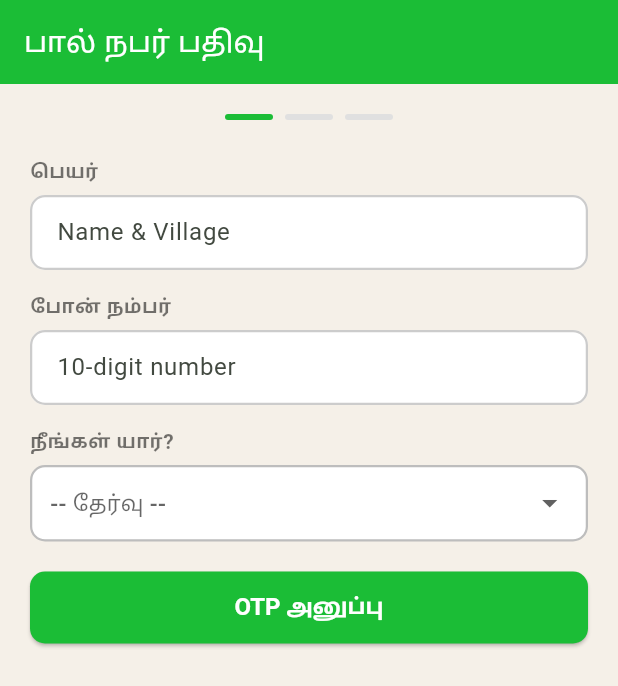
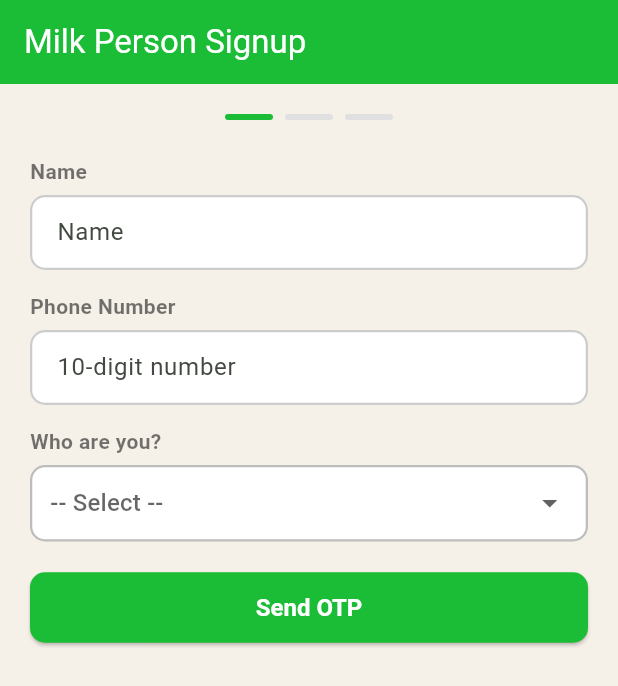
Before and after one commit to dmrevathi/milknote_flutter, a Flutter app: the SignupScreen screen opened by its route, on a phone screen of 412 x 824 dp. Shown: the top 686 px of the screen. Run offline on Flutter 3.47's test engine with Material 3 defaults, Android fonts, the light colour scheme and no system bars; our stand-ins replace go_router, google_mobile_ads, package_info_plus, pdf, printing, share_plus and 1 more; missing offline and left inert: sendotp_flutter_sdk; accounts and stored records are empty.

Commit message:
signup - multilingual + remove debug box

```diff
--- a/lib/screens/signup_screen.dart
+++ b/lib/screens/signup_screen.dart
@@ -1,7 +1,9 @@
 import 'package:flutter/material.dart';
 import 'package:go_router/go_router.dart';
+import 'package:provider/provider.dart';
 import 'package:sendotp_flutter_sdk/sendotp_flutter_sdk.dart';
 import '../services/api_service.dart';
+import '../services/lang_provider.dart';
 import '../theme.dart';
 
 const String _widgetId = '356a646b494a323330353630';
@@ -22,8 +24,7 @@ class _SignupScreenState extends State<SignupScreen> {
   final _confirmCtrl = TextEditingController();
   String _role = '';
   String _msg91AccessToken = '';
-  String _debugLog = '';
-  Map<dynamic, dynamic> _sendOtpResponse = {}; // store full sendOTP response
+  Map<dynamic, dynamic> _sendOtpResponse = {};
 
   @override
   void initState() {
@@ -45,26 +46,25 @@ class _SignupScreenState extends State<SignupScreen> {
       .showSnackBar(SnackBar(content: Text(msg), backgroundColor: kRed));
 
   Future<void> _sendOtp() async {
+    final t = context.read<LangProvider>().t;
     if (_nameCtrl.text.trim().isEmpty) {
-      _showError('Name required');
+      _showError(t['signup']?['nameLabel'] ?? 'Name required');
       return;
     }
     if (!RegExp(r'^\d{10}$').hasMatch(_phoneCtrl.text)) {
-      _showError('Enter valid 10-digit phone');
+      _showError(t['signup']?['phoneRequired'] ?? 'Enter valid 10-digit phone');
       return;
     }
     if (_role.isEmpty) {
-      _showError('Select role');
+      _showError(t['signup']?['roleLabel'] ?? 'Select role');
       return;
     }
 
-    setState(() {
-      _debugLog = 'Sending OTP...';
-    });
     try {
       final res = await ApiService.checkAccountExists(_phoneCtrl.text);
       if (res['status'] == true) {
-        _showError('Account already exists! Call 8825401886');
+        _showError(t['signup']?['accountExists'] ??
+            'Account already exists! Call 8825401886');
         return;
       }
 
@@ -72,19 +72,17 @@ class _SignupScreenState extends State<SignupScreen> {
         'identifier': '91${_phoneCtrl.text}',
       });
 
-      debugPrint('sendOTP full response: $response');
-      setState(() {
-        _sendOtpResponse = response ?? {};
-        _debugLog = 'sendOTP: $response';
-      });
+      setState(() => _sendOtpResponse = response ?? {});
 
       if (response != null) {
         setState(() => _step = 2);
         if (mounted)
-          ScaffoldMessenger.of(context).showSnackBar(const SnackBar(
-              content: Text('OTP sent! ✅'), backgroundColor: kGreen));
+          ScaffoldMessenger.of(context).showSnackBar(SnackBar(
+              content: Text(t['signup']?['otpSent'] ?? 'OTP sent!'),
+              backgroundColor: kGreen));
       } else {
-        _showError('OTP send failed! Call 8825401886');
+        _showError(
+            t['signup']?['otpFailed'] ?? 'OTP send failed! Call 8825401886');
       }
     } catch (e) {
       _showError(e.toString());
@@ -92,18 +90,18 @@ class _SignupScreenState extends State<SignupScreen> {
   }
 
   Future<void> _verifyOtp() async {
+    final t = context.read<LangProvider>().t;
     if (_otpCtrl.text.trim().isEmpty) {
-      _showError('Enter OTP');
+      _showError(t['signup']?['enterOtp'] ?? 'Enter OTP');
       return;
     }
 
-    // Build verifyOTP params - pass ALL keys from sendOTP response
     final verifyParams = <String, dynamic>{
       'identifier': '91${_phoneCtrl.text}',
       'otp': _otpCtrl.text.trim(),
     };
 
-    // Add all keys from sendOTP response to verifyOTP
+    // Map 'message' from sendOTP response to 'reqId' for verifyOTP
     _sendOtpResponse.forEach((key, value) {
       if (value != null && value.toString().isNotEmpty) {
         if (key.toString() == 'message') {
@@ -114,35 +112,29 @@ class _SignupScreenState extends State<SignupScreen> {
       }
     });
 
-    debugPrint('verifyOTP params: $verifyParams');
-    setState(() => _debugLog = 'verifyOTP params: $verifyParams');
-
     try {
       final response = await OTPWidget.verifyOTP(verifyParams);
-
-      debugPrint('verifyOTP response: $response');
-      setState(() => _debugLog = 'verifyOTP: $response');
 
       if (response != null && response['type'] == 'success') {
         _msg91AccessToken = response['message']?.toString() ?? '';
         setState(() => _step = 3);
       } else {
-        final errMsg = response?['message']?.toString() ?? 'Unknown error';
-        _showError('Invalid OTP: $errMsg');
+        _showError(t['signup']?['invalidOtp'] ?? 'Invalid OTP. Try again.');
       }
     } catch (e) {
-      debugPrint('verifyOTP error: $e');
-      _showError('Verification failed: $e');
+      _showError(t['signup']?['verificationFailed'] ?? 'Verification failed');
     }
   }
 
   Future<void> _register() async {
+    final t = context.read<LangProvider>().t;
     if (_passCtrl.text.length < 4) {
-      _showError('Password must be at least 4 characters');
+      _showError(t['signup']?['passwordTooShort'] ??
+          'Password must be at least 4 characters');
       return;
     }
     if (_passCtrl.text != _confirmCtrl.text) {
-      _showError('Passwords do not match');
+      _showError(t['signup']?['passwordMismatch'] ?? 'Passwords do not match');
       return;
     }
 
@@ -160,21 +152,22 @@ class _SignupScreenState extends State<SignupScreen> {
         showDialog(
             context: context,
             builder: (_) => AlertDialog(
-                  title: const Text('வெற்றி! ✅'),
-                  content:
-                      const Text('பதிவு வெற்றிகரமாக முடிந்தது! உள்நுழையவும்.'),
+                  title: Text(t['signup']?['successTitle'] ?? 'Success!'),
+                  content: Text(t['signup']?['registrationSuccess'] ??
+                      'Registered successfully! Please login.'),
                   actions: [
                     TextButton(
                         onPressed: () {
                           Navigator.pop(context);
                           context.go('/login');
                         },
-                        child: const Text('OK'))
+                        child: Text(t['signup']?['ok'] ?? 'OK'))
                   ],
                 ));
       } else {
         _showError(res['message'] ??
             res['error'] ??
+            t['signup']?['registrationFailed'] ??
             'Registration failed. Call 8825401886');
       }
     } catch (e) {
@@ -184,31 +177,16 @@ class _SignupScreenState extends State<SignupScreen> {
 
   @override
   Widget build(BuildContext context) {
+    final t = context.watch<LangProvider>().t;
+
     return Scaffold(
       backgroundColor: kBg,
-      appBar: AppBar(title: const Text('பால் நபர் பதிவு')),
+      appBar: AppBar(title: Text(t['signup']?['title'] ?? 'Signup')),
       body: SingleChildScrollView(
         padding: const EdgeInsets.all(20),
         child: Column(
           crossAxisAlignment: CrossAxisAlignment.stretch,
           children: [
-            // Debug box
-            if (_debugLog.isNotEmpty)
-              Container(
-                margin: const EdgeInsets.only(bottom: 12),
-                padding: const EdgeInsets.all(10),
-                decoration: BoxDecoration(
-                    color: Colors.black87,
-                    borderRadius: BorderRadius.circular(8)),
-                child: SelectableText(
-                  _debugLog,
-                  style: const TextStyle(
-                      color: Colors.greenAccent,
-                      fontSize: 11,
-                      fontFamily: 'monospace'),
-                ),
-              ),
-
             // Step dots
             Row(mainAxisAlignment: MainAxisAlignment.center, children: [
               for (int i = 1; i <= 3; i++) ...[
@@ -226,14 +204,15 @@ class _SignupScreenState extends State<SignupScreen> {
             ]),
             const SizedBox(height: 24),
 
+            // Step 1 — Name, Phone, Role
             if (_step == 1) ...[
-              _label('பெயர்'),
+              _label(t['signup']?['nameLabel'] ?? 'Name'),
               TextField(
                   controller: _nameCtrl,
-                  decoration:
-                      const InputDecoration(hintText: 'Name & Village')),
+                  decoration: InputDecoration(
+                      hintText: t['signup']?['nameLabel'] ?? 'Name & Village')),
               const SizedBox(height: 14),
-              _label('போன் நம்பர்'),
+              _label(t['signup']?['phoneLabel'] ?? 'Phone'),
               TextField(
                   controller: _phoneCtrl,
                   keyboardType: TextInputType.phone,
@@ -241,7 +220,7 @@ class _SignupScreenState extends State<SignupScreen> {
                   decoration: const InputDecoration(
                       hintText: '10-digit number', counterText: '')),
               const SizedBox(height: 14),
-              _label('நீங்கள் யார்?'),
+              _label(t['signup']?['roleLabel'] ?? 'Who are you?'),
               Container(
                 decoration: BoxDecoration(
                   color: Colors.white,
@@ -253,26 +232,34 @@ class _SignupScreenState extends State<SignupScreen> {
                   value: _role.isEmpty ? null : _role,
                   isExpanded: true,
                   underline: const SizedBox(),
-                  hint: const Text('-- தேர்வு --'),
-                  items: const [
-                    DropdownMenuItem(value: '2', child: Text('பால்காரர்')),
-                    DropdownMenuItem(value: '3', child: Text('மாட்டுக்காரர்')),
+                  hint: Text(t['signup']?['rolePlaceholder'] ?? '-- Select --'),
+                  items: [
+                    DropdownMenuItem(
+                        value: '2',
+                        child:
+                            Text(t['signup']?['roleMilkman'] ?? 'Milk Person')),
+                    DropdownMenuItem(
+                        value: '3',
+                        child:
+                            Text(t['signup']?['roleCowman'] ?? 'Cow Person')),
                   ],
                   onChanged: (v) => setState(() => _role = v ?? ''),
                 ),
               ),
               const SizedBox(height: 20),
               ElevatedButton(
-                  onPressed: _sendOtp, child: const Text('OTP அனுப்பு')),
+                  onPressed: _sendOtp,
+                  child: Text(t['signup']?['otpButton'] ?? 'Send OTP')),
             ],
 
+            // Step 2 — OTP
             if (_step == 2) ...[
               Text('+91${_phoneCtrl.text} க்கு OTP அனுப்பப்பட்டது',
                   textAlign: TextAlign.center,
                   style: const TextStyle(
                       color: kGreen, fontWeight: FontWeight.w600)),
               const SizedBox(height: 16),
-              _label('OTP உள்ளிடவும்'),
+              _label(t['signup']?['otpPlaceholder'] ?? 'Enter OTP'),
               TextField(
                   controller: _otpCtrl,
                   keyboardType: TextInputType.number,
@@ -281,17 +268,20 @@ class _SignupScreenState extends State<SignupScreen> {
                       hintText: '6-digit OTP', counterText: '')),
               const SizedBox(height: 20),
               ElevatedButton(
-                  onPressed: _verifyOtp, child: const Text('OTP சரிபார்')),
+                  onPressed: _verifyOtp,
+                  child: Text(t['signup']?['verifyButton'] ?? 'Verify OTP')),
               const SizedBox(height: 10),
               Row(mainAxisAlignment: MainAxisAlignment.spaceBetween, children: [
                 TextButton(
                     onPressed: () => setState(() => _step = 1),
                     child: const Text('← Back')),
                 TextButton(
-                    onPressed: _sendOtp, child: const Text('Resend OTP')),
+                    onPressed: _sendOtp,
+                    child: Text(t['signup']?['otpButton'] ?? 'Resend OTP')),
               ]),
             ],
 
+            // Step 3 — Password
             if (_step == 3) ...[
               Container(
                 padding: const EdgeInsets.all(12),
@@ -306,22 +296,26 @@ class _SignupScreenState extends State<SignupScreen> {
                   textAlign: TextAlign.center,
                 ),
               ),
-              _label('கடவுச்சொல்'),
+              _label(t['signup']?['passwordPlaceholder'] ?? 'Password'),
               TextField(
                   controller: _passCtrl,
                   obscureText: true,
-                  decoration:
-                      const InputDecoration(hintText: 'Min 4 characters')),
+                  decoration: InputDecoration(
+                      hintText: t['signup']?['passwordPlaceholder'] ??
+                          'Min 4 characters')),
               const SizedBox(height: 14),
-              _label('கடவுச்சொல் மீண்டும்'),
+              _label(t['signup']?['confirmPasswordPlaceholder'] ??
+                  'Confirm Password'),
               TextField(
                   controller: _confirmCtrl,
                   obscureText: true,
-                  decoration:
-                      const InputDecoration(hintText: 'Repeat password')),
+                  decoration: InputDecoration(
+                      hintText: t['signup']?['confirmPasswordPlaceholder'] ??
+                          'Repeat password')),
               const SizedBox(height: 20),
               ElevatedButton(
-                  onPressed: _register, child: const Text('என்னை பதிவு செய்')),
+                  onPressed: _register,
+                  child: Text(t['signup']?['registerButton'] ?? 'Register')),
             ],
           ],
         ),
```
